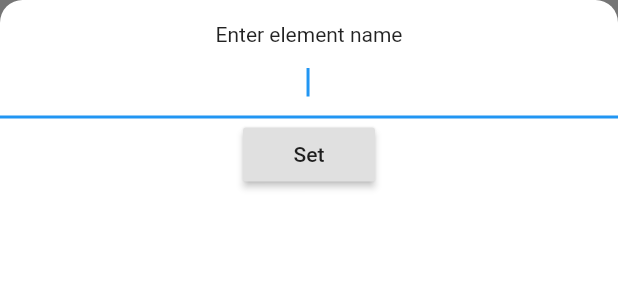
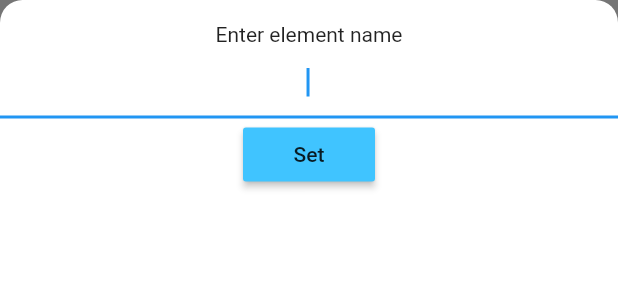
Before and after one commit to NoelieChristyCatolin/JotDown, a Flutter app: the ElementUtilityScreen widget shown alone on an empty page, opened directly, after a tap on "Set", on a phone screen of 412 x 824 dp. Shown: the top 300 px of the screen. Run offline on Flutter 3.47's test engine with Material 2 defaults, Android fonts, the phone set to English and light mode, and no system bars; our stand-ins replace cloud_firestore, firebase_core; accounts and stored records are empty.

Commit message:
moved edit of element to longpress

```diff
--- a/lib/screens/element_utility_screen.dart
+++ b/lib/screens/element_utility_screen.dart
@@ -29,12 +29,16 @@ class ElementUtilityScreen extends StatelessWidget {
                 newElement = value;
               },
             ),
-            RaisedButton(onPressed: () {
-              if (newElement.isNotEmpty) {
-                elementCallback(newElement);
-                Navigator.pop(context);
-              }
-            }, child: Text("Set"),)
+            RaisedButton(
+              child: Text("Set"),
+              color: Colors.lightBlueAccent,
+              onPressed: () {
+                if (newElement.isNotEmpty) {
+                  elementCallback(newElement);
+                  Navigator.pop(context);
+                }
+              },
+            )
           ],
         ),
       ),
```
Also changed, not shown: lib/components/element_tile_widget.dart (+3 -14 lines).
